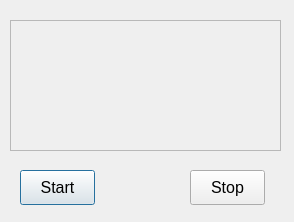
Siwwyy/3_Studying_Year, file GUI_PROGRAMMING/FOURTH/Thread_Tutorial_Second/dialog.ui: the form before one commit.
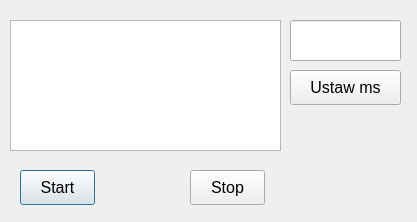
The form after the commit.

The edit to the form file:
```diff
--- a/GUI_PROGRAMMING/FOURTH/Thread_Tutorial_Second/dialog.ui
+++ b/GUI_PROGRAMMING/FOURTH/Thread_Tutorial_Second/dialog.ui
@@ -6,7 +6,7 @@
    <rect>
     <x>0</x>
     <y>0</y>
-    <width>294</width>
+    <width>417</width>
     <height>222</height>
    </rect>
   </property>
@@ -15,7 +15,7 @@
   </property>
   <widget class="QTextEdit" name="Text_Area">
    <property name="enabled">
-    <bool>false</bool>
+    <bool>true</bool>
    </property>
    <property name="geometry">
     <rect>
@@ -67,6 +67,42 @@
     <string>Stop</string>
    </property>
   </widget>
+  <widget class="QPushButton" name="Ustaw_Ms">
+   <property name="geometry">
+    <rect>
+     <x>290</x>
+     <y>70</y>
+     <width>111</width>
+     <height>35</height>
+    </rect>
+   </property>
+   <property name="font">
+    <font>
+     <pointsize>12</pointsize>
+    </font>
+   </property>
+   <property name="text">
+    <string>Ustaw ms</string>
+   </property>
+  </widget>
+  <widget class="QLineEdit" name="Ms">
+   <property name="geometry">
+    <rect>
+     <x>290</x>
+     <y>20</y>
+     <width>111</width>
+     <height>41</height>
+    </rect>
+   </property>
+   <property name="font">
+    <font>
+     <pointsize>14</pointsize>
+    </font>
+   </property>
+   <property name="text">
+    <string/>
+   </property>
+  </widget>
  </widget>
  <resources/>
  <connections/>
```
